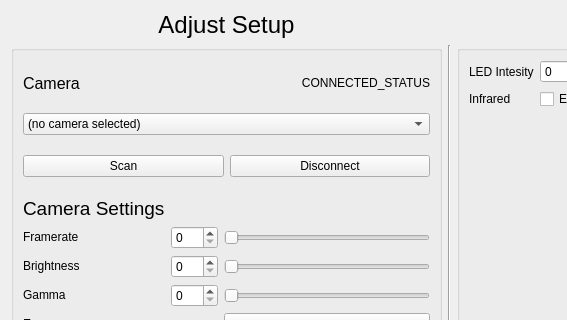
Qt form src/UI/settings_dialog.ui (simenfuglestad/CI-VTS) before a commit; both pictures show x 0 to 567 and y 0 to 320 of the 898 by 685 pixel window.
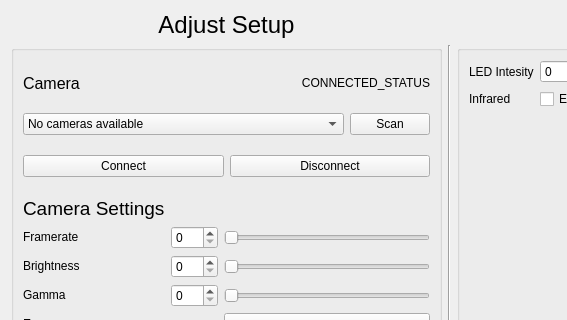
The same form after that commit.

Commit message: Added camera selection and disconnection

What changed in the file:
```diff
--- a/src/UI/settings_dialog.ui
+++ b/src/UI/settings_dialog.ui
@@ -112,13 +112,30 @@
          </layout>
         </item>
         <item>
+         <layout class="QHBoxLayout" name="horizontalLayout_6">
+          <item>
          <widget class="QComboBox" name="combo_camera">
           <item>
            <property name="text">
-            <string>(no camera selected)</string>
+              <string>No cameras available</string>
            </property>
           </item>
          </widget>
+          </item>
+          <item>
+           <widget class="QPushButton" name="btn_scan_camera">
+            <property name="sizePolicy">
+             <sizepolicy hsizetype="Maximum" vsizetype="Fixed">
+              <horstretch>0</horstretch>
+              <verstretch>0</verstretch>
+             </sizepolicy>
+            </property>
+            <property name="text">
+             <string>Scan</string>
+            </property>
+           </widget>
+          </item>
+         </layout>
         </item>
         <item>
          <layout class="QHBoxLayout" name="horizontalLayout_2">
@@ -126,7 +143,7 @@
            <enum>QLayout::SetDefaultConstraint</enum>
           </property>
           <item>
-           <widget class="QPushButton" name="btn_scan_camera">
+           <widget class="QPushButton" name="btn_connect_camera">
             <property name="sizePolicy">
              <sizepolicy hsizetype="Minimum" vsizetype="Fixed">
               <horstretch>0</horstretch>
@@ -134,7 +151,7 @@
              </sizepolicy>
             </property>
             <property name="text">
-             <string>Scan</string>
+             <string>Connect</string>
             </property>
            </widget>
           </item>
```
Left out of the diff: 2 changed lines with no effect on the pictures. Lines whose indentation alone changed are shown as unchanged. The commit also changes 4 other files.
